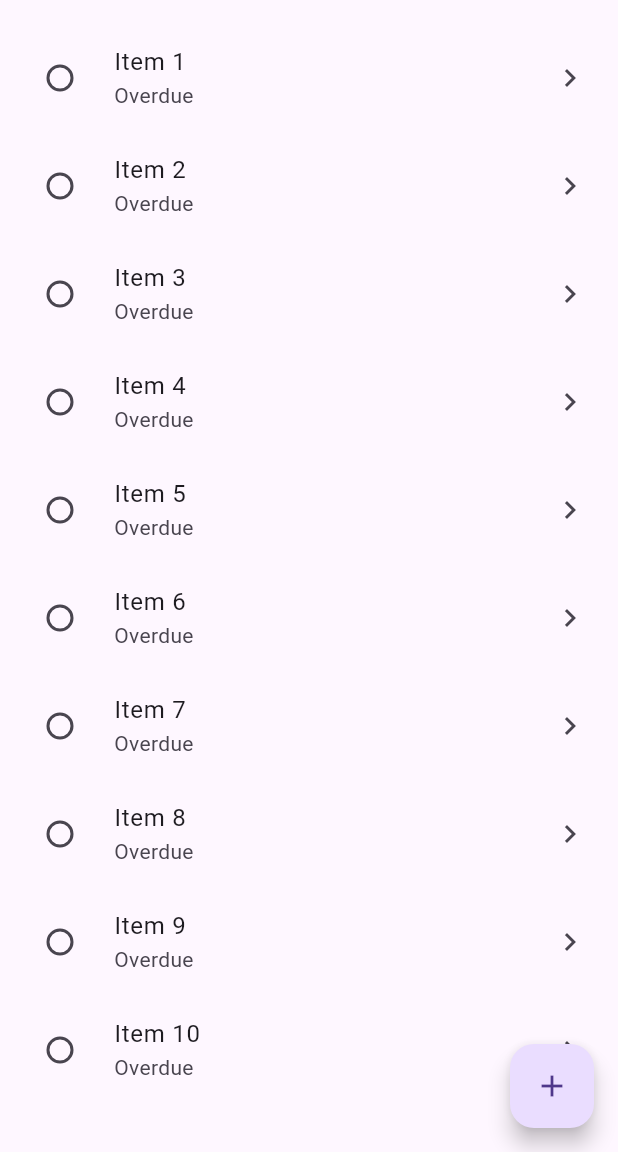
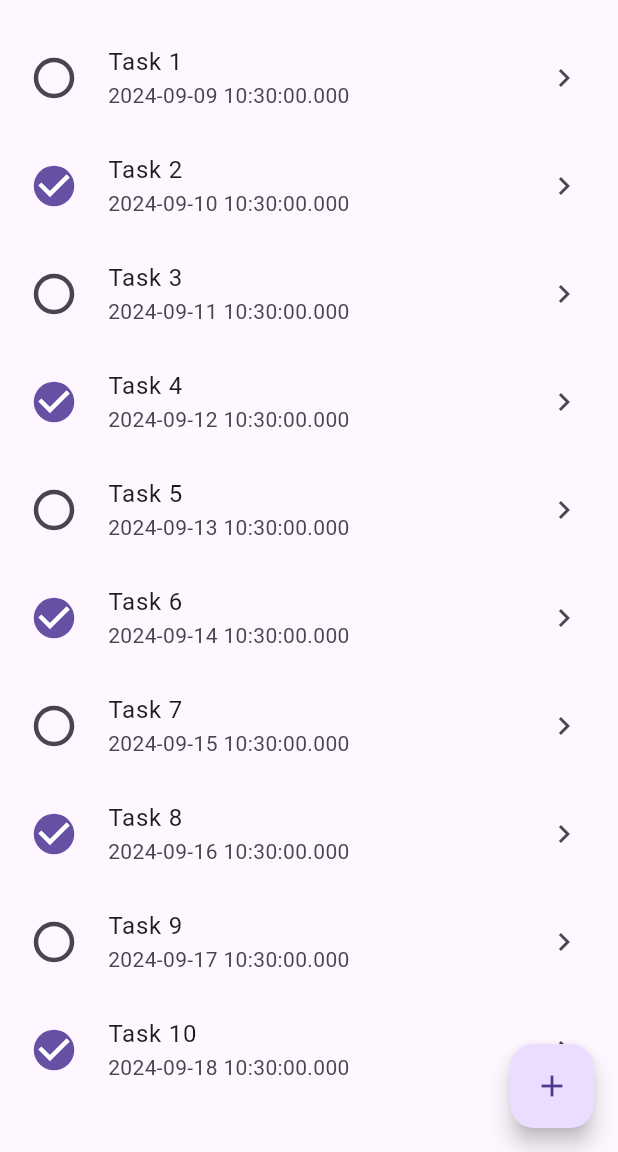
Before and after one commit to catQuantumCat/PBL4-task-manager, a Flutter app: the screen it shows after launch, on a phone screen of 412 x 824 dp, the part 84-1236 px from its top. Run offline on Flutter 3.47's test engine with Material 3 defaults, Android fonts, the phone set to English and light mode, and no system bars.

Commit message:
Add: initial UI viewing list of task and specific task

```diff
--- /dev/null
+++ b/mobile/taskmanager/lib/data/dummy_data.dart
@@ -0,0 +1,84 @@
+import 'package:taskmanager/data/task_model.dart';
+
+final List<TaskModel> dummyData = [
+  TaskModel(
+    id: 1,
+    name: 'Task 1',
+    description: 'Description for Task 1',
+    createTime: DateTime.now(),
+    deadTime: DateTime.now().add(Duration(days: 1)),
+    status: false,
+  ),
+  TaskModel(
+    id: 2,
+    name: 'Task 2',
+    description: 'Description for Task 2',
+    createTime: DateTime.now(),
+    deadTime: DateTime.now().add(Duration(days: 2)),
+    status: true,
+  ),
+  TaskModel(
+    id: 3,
+    name: 'Task 3',
+    description: 'Description for Task 3',
+    createTime: DateTime.now(),
+    deadTime: DateTime.now().add(Duration(days: 3)),
+    status: false,
+  ),
+  TaskModel(
+    id: 4,
+    name: 'Task 4',
+    description: 'Description for Task 4',
+    createTime: DateTime.now(),
+    deadTime: DateTime.now().add(Duration(days: 4)),
+    status: true,
+  ),
+  TaskModel(
+    id: 5,
+    name: 'Task 5',
+    description: 'Description for Task 5',
+    createTime: DateTime.now(),
+    deadTime: DateTime.now().add(Duration(days: 5)),
+    status: false,
+  ),
+  TaskModel(
+    id: 6,
+    name: 'Task 6',
+    description: 'Description for Task 6',
+    createTime: DateTime.now(),
+    deadTime: DateTime.now().add(Duration(days: 6)),
+    status: true,
+  ),
+  TaskModel(
+    id: 7,
+    name: 'Task 7',
+    description: 'Description for Task 7',
+    createTime: DateTime.now(),
+    deadTime: DateTime.now().add(Duration(days: 7)),
+    status: false,
+  ),
+  TaskModel(
+    id: 8,
+    name: 'Task 8',
+    description: 'Description for Task 8',
+    createTime: DateTime.now(),
+    deadTime: DateTime.now().add(Duration(days: 8)),
+    status: true,
+  ),
+  TaskModel(
+    id: 9,
+    name: 'Task 9',
+    description: 'Description for Task 9',
+    createTime: DateTime.now(),
+    deadTime: DateTime.now().add(Duration(days: 9)),
+    status: false,
+  ),
+  TaskModel(
+    id: 10,
+    name: 'Task 10',
+    description: 'Description for Task 10',
+    createTime: DateTime.now(),
+    deadTime: DateTime.now().add(Duration(days: 10)),
+    status: true,
+  ),
+];
--- /dev/null
+++ b/mobile/taskmanager/lib/data/task_model.dart
@@ -0,0 +1,21 @@
+class TaskModel {
+  final int id;
+  final String name;
+  final String description;
+  final DateTime createTime;
+  final DateTime deadTime;
+  bool status;
+
+  TaskModel({
+    required this.id,
+    required this.name,
+    required this.description,
+    required this.createTime,
+    required this.deadTime,
+    required this.status,
+  });
+
+  void editStatus(bool newStatus) {
+    status = newStatus;
+  }
+}
--- a/mobile/taskmanager/lib/home_screen.dart
+++ b/mobile/taskmanager/lib/home_screen.dart
@@ -1,13 +1,15 @@
 import 'package:flutter/material.dart';
-import 'detail_task_widget.dart';
+import 'package:taskmanager/data/dummy_data.dart';
 import 'task_widget.dart';
 
 class HomeScreen extends StatelessWidget {
   const HomeScreen({super.key});
 
+  get builder => null;
+
   @override
   Widget build(BuildContext context) {
-    final dummydata = List<String>.generate(10, (i) => 'Item ${i + 1}');
+    final dummydata = dummyData;
 
     return Scaffold(
       appBar: AppBar(
@@ -15,10 +17,8 @@ class HomeScreen extends StatelessWidget {
           backgroundColor: Colors.blueAccent),
       floatingActionButton: FloatingActionButton(
         onPressed: () {
-          showModalBottomSheet(
-            context: context,
-            builder: (BuildContext contex) => DetailTaskWidget(),
-          );
+          //TODO
+          print("pressed");
         },
         child: const Icon(Icons.add),
       ),
@@ -43,9 +43,9 @@ class HomeScreen extends StatelessWidget {
           onDismissed: (_) {
             dummydata.removeAt(index);
           },
-          key: Key(dummydata[index]),
+          key: Key(dummydata[index].name),
           child: TaskWidget(
-            title: dummydata[index],
+            task: dummydata[index],
           ),
         ),
         padding: const EdgeInsets.symmetric(
--- a/mobile/taskmanager/lib/task_widget.dart
+++ b/mobile/taskmanager/lib/task_widget.dart
@@ -1,25 +1,66 @@
-// ignore_for_file: public_member_api_docs, sort_constructors_first
+// ignore_for_file: public_member_api_docsort_constructors_first
 import 'package:flutter/material.dart';
+import 'package:taskmanager/data/task_model.dart';
+import 'package:taskmanager/detail_task_widget.dart';
 
-class TaskWidget extends StatelessWidget {
-  final String title;
+class TaskWidget extends StatefulWidget {
+  final TaskModel task;
 
   const TaskWidget({
     super.key,
-    required this.title,
+    required this.task,
   });
 
   @override
+  State<TaskWidget> createState() => _TaskWidgetState();
+}
+
+class _TaskWidgetState extends State<TaskWidget> {
+  late bool _taskStatus;
+
+  @override
+  void initState() {
+    // TODO: implement initState
+    super.initState();
+    _taskStatus = widget.task.status;
+  }
+
+  void _showTaskSheet() {
+    showModalBottomSheet(
+        // showDragHandle: true,
+        isScrollControlled: true,
+
+        // enableDrag: true,
+        context: context,
+        builder: (BuildContext context) => DetailTaskWidget(
+              task: widget.task,
+            ));
+  }
+
+  void changeTaskStatus(value) {
+    widget.task.editStatus(value);
+    setState(() {
+      _taskStatus = value;
+    });
+  }
+
+  @override
   Widget build(BuildContext context) {
-    return CheckboxListTile(
-      value: false,
-      onChanged: (newValue) {},
-      contentPadding: const EdgeInsets.symmetric(horizontal: 20),
-      title: Text(title),
-      subtitle: const Text("Overdue"),
-      controlAffinity: ListTileControlAffinity.leading,
-      checkboxShape: const CircleBorder(),
-      secondary: const Icon(Icons.chevron_right),
+    return ListTile(
+      onTap: () => _showTaskSheet(),
+      leading: Transform.scale(
+        scale: 1.5,
+        child: Checkbox(
+            shape: const CircleBorder(),
+            visualDensity: VisualDensity.compact,
+            value: _taskStatus,
+            onChanged: (newVal) {
+              changeTaskStatus(newVal);
+            }),
+      ),
+      title: Text(widget.task.name),
+      subtitle: Text(widget.task.deadTime.toString()),
+      trailing: const Icon(Icons.chevron_right),
     );
   }
 }
```
Also changed, not shown: mobile/taskmanager/lib/detail_task_widget.dart (+137 -9 lines).
